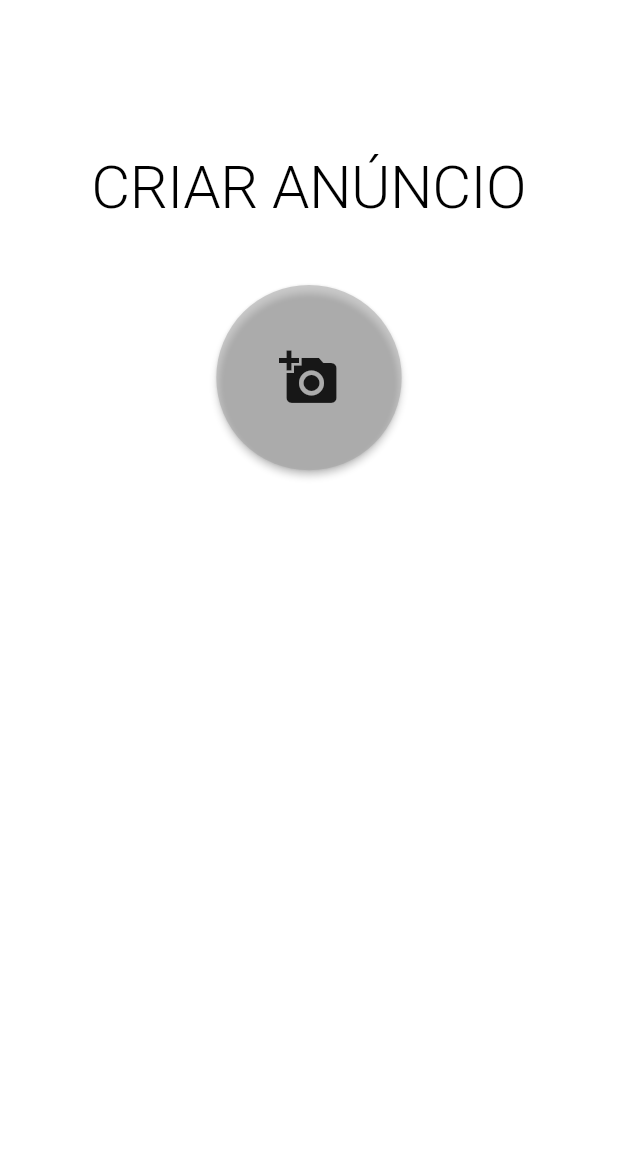
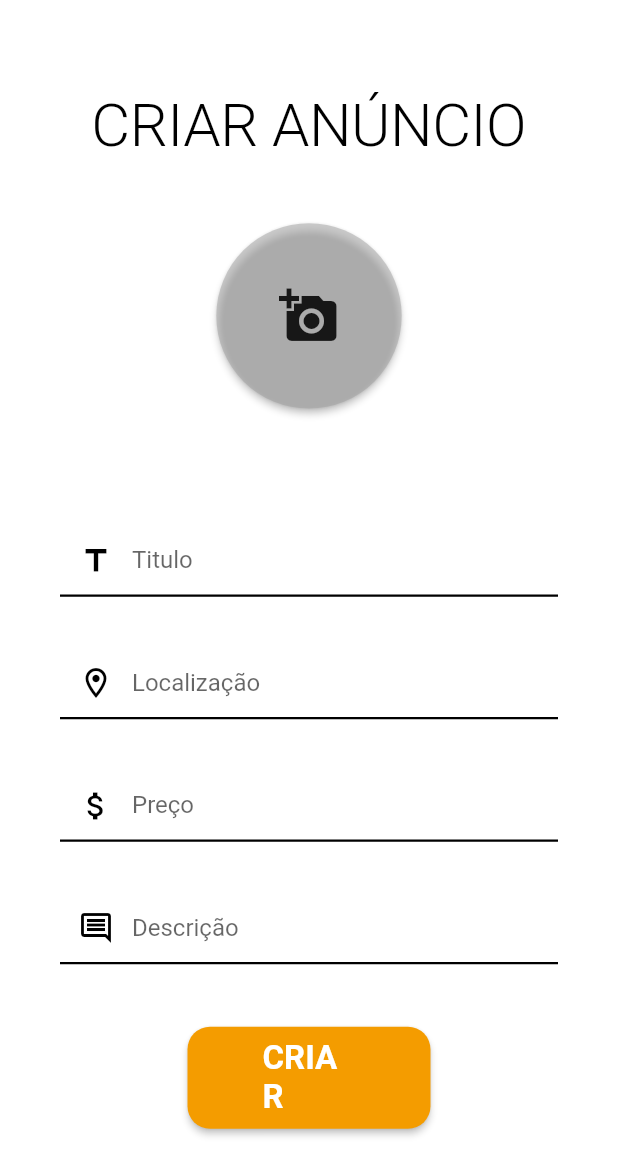
Before and after one commit to fga-eps-mds/2020.2-Hortum-Mobile, a Flutter app: the RegisterAnnounPage screen opened directly, on a phone screen of 412 x 824 dp. Shown: the top 1176 px of the screen. Run offline on Flutter 3.47's test engine with Material 2 defaults, Android fonts, the phone set to English and light mode, and no system bars; our stand-ins replace adaptive_theme, flutter_secure_storage, image_picker, splashscreen; accounts and stored records are empty; Roboto replaces fonts that are missing (Comfortaa-Regular, Roboto-Bold); statements that could not run were skipped.

Commit message:
#93 Adicionando páginas e componente de formulário do registro de anúncios

```diff
--- /dev/null
+++ b/hortum_mobile/lib/view/register_announcement/components/announ_register_form.dart
@@ -0,0 +1,113 @@
+import 'package:flutter/material.dart';
+import 'package:hortum_mobile/components/confirm_button.dart';
+import 'package:hortum_mobile/components/form_field.dart';
+
+class AnnounRegisterForm extends StatefulWidget {
+  @override
+  _AnnounRegisterFormState createState() => _AnnounRegisterFormState();
+}
+
+class _AnnounRegisterFormState extends State<AnnounRegisterForm> {
+  final _formKey = GlobalKey<FormState>();
+  final TextEditingController _titulo = TextEditingController();
+  final TextEditingController _localizacao = TextEditingController();
+  final TextEditingController _preco = TextEditingController();
+  final TextEditingController _descricao = TextEditingController();
+
+  @override
+  Widget build(BuildContext context) {
+    Size size = MediaQuery.of(context).size;
+
+    return Padding(
+      padding: const EdgeInsets.fromLTRB(40, 8, 40, 0),
+      child: Container(
+        child: Center(
+          child: Form(
+            key: _formKey,
+            child: Container(
+              height: size.height * 0.58,
+              margin: EdgeInsets.only(bottom: size.height * 0.02),
+              child: Column(
+                mainAxisAlignment: MainAxisAlignment.spaceEvenly,
+                children: [
+                  CustomFormField(
+                      labelText: 'Titulo',
+                      icon: Icon(
+                        Icons.title_outlined,
+                        color: Colors.black,
+                      ),
+                      validator: (value) {
+                        String patttern =
+                            r'(^[a-zA-ZáàâãéèêíïóôõöúçñÁÀÂÃÉÈÍÏÓÔÕÖÚÇÑ ]*$)';
+                        RegExp regExp = new RegExp(patttern);
+                        if (value.length == 0) {
+                          return "Informe o titulo do anúncio";
+                        } else if (!regExp.hasMatch(value)) {
+                          return "O titulo não deve conter números";
+                        }
+                        return null;
+                      },
+                      controller: _titulo),
+                  CustomFormField(
+                      labelText: 'Localização',
+                      icon: Icon(
+                        Icons.location_on_outlined,
+                        color: Colors.black,
+                      ),
+                      validator: (value) {
+                        if (value.length == 0) {
+                          return "Informe a localização";
+                        }
+                        // Adicionar validação de Localização
+                        return null;
+                      },
+                      controller: _localizacao),
+                  CustomFormField(
+                      labelText: 'Preço',
+                      icon: Icon(
+                        Icons.attach_money_outlined,
+                        color: Colors.black,
+                      ),
+                      validator: (value) {
+                        String patttern = r'(^[0-9.]*$)';
+                        RegExp regExp = new RegExp(patttern);
+                        if (value.length == 0) {
+                          return "Informe o preço";
+                        } else if (!regExp.hasMatch(value)) {
+                          return "O preço deve possuir caracters de 0-9 separados por . caso necessário";
+                        }
+                        return null;
+                      },
+                      controller: _preco),
+                  CustomFormField(
+                      labelText: 'Descrição',
+                      icon: Icon(
+                        Icons.insert_comment_outlined,
+                        color: Colors.black,
+                      ),
+                      validator: (value) {
+                        if (value.length == 0) {
+                          return "Informe uma descrição para o produto";
+                        } else if (value.length > 200) {
+                          return "A descrição deve conter no máximo 200 caracteres";
+                        }
+                        return null;
+                      },
+                      controller: _descricao),
+                  ConfirmButton(
+                      labelButton: "CRIAR",
+                      colorButton: Color(0xFFF49C00),
+                      onClickAction: () {
+                        if (_formKey.currentState.validate()) {
+                          print("valido");
+                        }
+                      }),
+                ],
+              ),
+            ),
+          ),
+        ),
+      ),
+    );
+  }
+}
--- a/hortum_mobile/lib/view/register_announcement/page/announcement_register_page.dart
+++ b/hortum_mobile/lib/view/register_announcement/page/announcement_register_page.dart
@@ -1,6 +1,7 @@
 import 'package:flutter/material.dart';
 import 'package:flutter/widgets.dart';
 import 'package:hortum_mobile/components/photo_select.dart';
+import 'package:hortum_mobile/view/register_announcement/components/announ_register_form.dart';
 
 class RegisterAnnounPage extends StatefulWidget {
   @override
@@ -16,12 +17,10 @@ class _RegisterAnnounPageState extends State<RegisterAnnounPage> {
       backgroundColor: Colors.white,
       body: SingleChildScrollView(
         child: Container(
-          margin: EdgeInsets.only(top: size.height * 0.06),
+          margin: EdgeInsets.only(top: size.height * 0.01),
           child: Column(
             mainAxisAlignment: MainAxisAlignment.spaceBetween,
-            children: <Widget>[
-              PhotoSelecter(),
-            ],
+            children: <Widget>[PhotoSelecter(), AnnounRegisterForm()],
           ),
         ),
       ),
```
